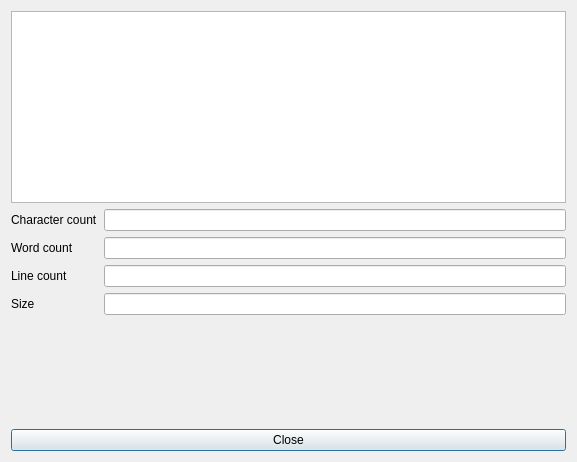
Before: the Qt Designer form textstatisticsdialog.ui in QuardCRT-platform/plugin-TextStatistics, drawn with Qt 5.
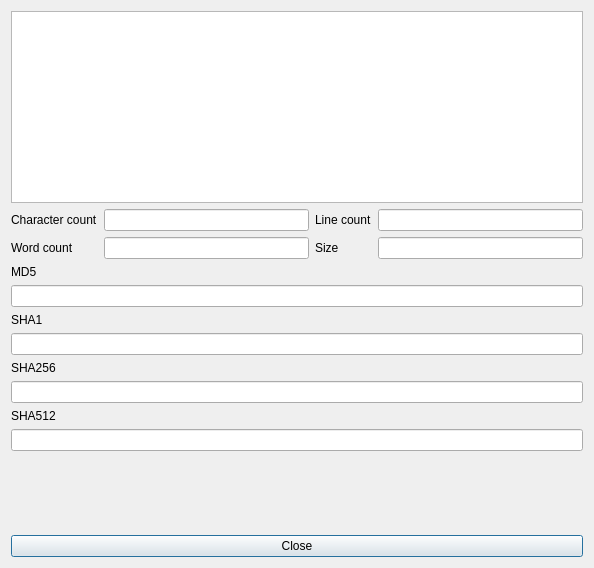
After: the same form once the commit is applied.

```diff
--- a/textstatisticsdialog.ui
+++ b/textstatisticsdialog.ui
@@ -6,8 +6,8 @@
    <rect>
     <x>0</x>
     <y>0</y>
-    <width>577</width>
-    <height>462</height>
+    <width>594</width>
+    <height>568</height>
    </rect>
   </property>
   <property name="windowTitle">
@@ -18,7 +18,20 @@
     <widget class="QTextEdit" name="textEdit"/>
    </item>
    <item>
-    <layout class="QFormLayout" name="formLayout">
+    <layout class="QGridLayout" name="gridLayout">
+     <item row="0" column="1">
+      <widget class="QLineEdit" name="lineEditCC"/>
+     </item>
+     <item row="0" column="2">
+      <widget class="QLabel" name="label_3">
+       <property name="text">
+        <string>Line count</string>
+       </property>
+      </widget>
+     </item>
+     <item row="1" column="1">
+      <widget class="QLineEdit" name="lineEditWC"/>
+     </item>
      <item row="0" column="0">
       <widget class="QLabel" name="label">
        <property name="text">
@@ -26,9 +39,6 @@
        </property>
       </widget>
      </item>
-     <item row="0" column="1">
-      <widget class="QLineEdit" name="lineEditCC"/>
-     </item>
      <item row="1" column="0">
       <widget class="QLabel" name="label_2">
        <property name="text">
@@ -36,31 +46,61 @@
        </property>
       </widget>
      </item>
-     <item row="1" column="1">
-      <widget class="QLineEdit" name="lineEditWC"/>
-     </item>
-     <item row="2" column="0">
-      <widget class="QLabel" name="label_3">
-       <property name="text">
-        <string>Line count</string>
-       </property>
-      </widget>
-     </item>
-     <item row="2" column="1">
+     <item row="0" column="3">
       <widget class="QLineEdit" name="lineEditLC"/>
      </item>
-     <item row="3" column="0">
+     <item row="1" column="2">
       <widget class="QLabel" name="label_4">
        <property name="text">
         <string>Size</string>
        </property>
       </widget>
      </item>
-     <item row="3" column="1">
+     <item row="1" column="3">
       <widget class="QLineEdit" name="lineEditSZ"/>
      </item>
     </layout>
    </item>
+   <item>
+    <widget class="QLabel" name="label_5">
+     <property name="text">
+      <string notr="true">MD5</string>
+     </property>
+    </widget>
+   </item>
+   <item>
+    <widget class="QLineEdit" name="lineEditMD5"/>
+   </item>
+   <item>
+    <widget class="QLabel" name="label_6">
+     <property name="text">
+      <string notr="true">SHA1</string>
+     </property>
+    </widget>
+   </item>
+   <item>
+    <widget class="QLineEdit" name="lineEditSHA1"/>
+   </item>
+   <item>
+    <widget class="QLabel" name="label_7">
+     <property name="text">
+      <string notr="true">SHA256</string>
+     </property>
+    </widget>
+   </item>
+   <item>
+    <widget class="QLineEdit" name="lineEditSHA256"/>
+   </item>
+   <item>
+    <widget class="QLabel" name="label_8">
+     <property name="text">
+      <string notr="true">SHA512</string>
+     </property>
+    </widget>
+   </item>
+   <item>
+    <widget class="QLineEdit" name="lineEditSHA512"/>
+   </item>
    <item>
     <spacer name="verticalSpacer">
      <property name="orientation">
```
